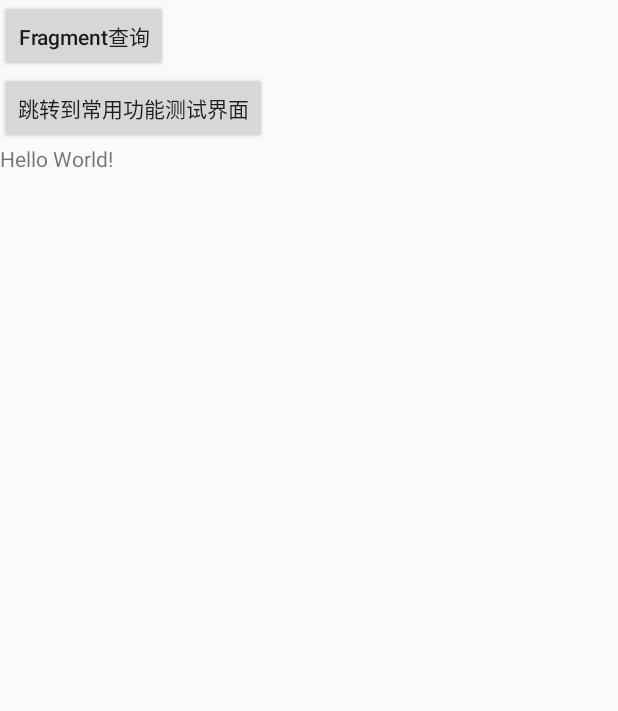
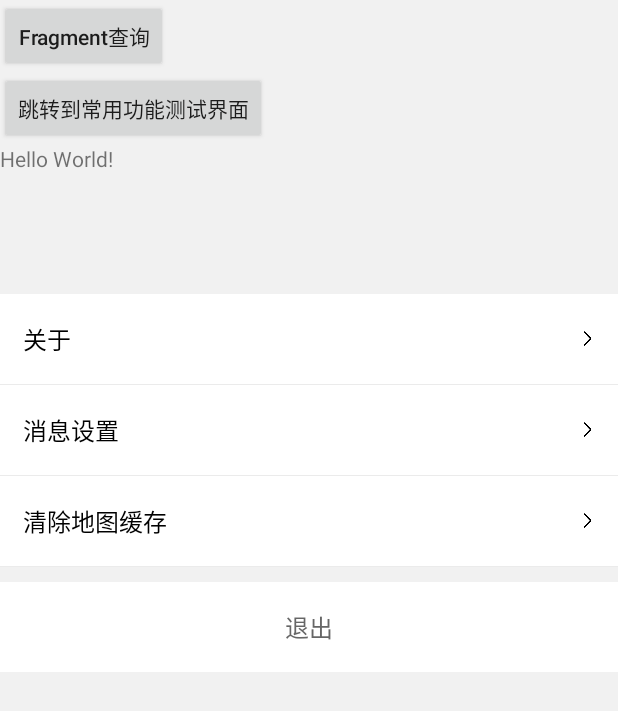
Before and after one commit to xj179/ProjectCommonFrame, an Android app: the layout test_fragment_login.xml on its own in the app's theme, with its tools: preview values and no code run, on a phone screen of 412 x 824 dp. Shown: the top 711 px of the screen. Run offline under Robolectric (Android 15) with nearby library versions, the phone set to English and light mode, and no system bars.

Commit message:
添加设置当中常用布局,设置启动页全屏

```diff
--- a/app/src/main/AndroidManifest.xml
+++ b/app/src/main/AndroidManifest.xml
@@ -41,7 +41,7 @@
         <activity
             android:name=".ui.splash.SplashActivity"
             android:screenOrientation="portrait"
-            android:theme="@style/NoTitleTranslucentTheme">
+            android:theme="@style/AppCompatFullTheme">
             <intent-filter>
                 <action android:name="android.intent.action.MAIN" />
 
--- /dev/null
+++ b/app/src/main/res/drawable/bg_application_label.xml
@@ -0,0 +1,5 @@
+<?xml version="1.0" encoding="utf-8"?>
+<shape xmlns:android="http://schemas.android.com/apk/res/android" android:shape="rectangle">
+    <solid android:color="@color/colorPrimary"/>
+    <corners android:radius="12dp"/>
+</shape>
--- a/app/src/main/res/layout/activity_splash.xml
+++ b/app/src/main/res/layout/activity_splash.xml
@@ -10,7 +10,7 @@
         android:layout_height="wrap_content"
         android:layout_alignParentBottom="true"
         android:scaleType="centerCrop"
-        android:src="@mipmap/splash_bottom2"/>
+        android:src="@mipmap/splash_bottom"/>
 
     <ImageView
         android:layout_width="match_parent"
--- a/app/src/main/res/layout/test_fragment_login.xml
+++ b/app/src/main/res/layout/test_fragment_login.xml
@@ -2,7 +2,18 @@
 <LinearLayout xmlns:android="http://schemas.android.com/apk/res/android"
     android:orientation="vertical"
     android:layout_width="match_parent"
-    android:layout_height="match_parent">
+    android:layout_height="match_parent"
+    android:background="@color/activityBg">
+
+    <android.support.v4.widget.NestedScrollView
+        android:layout_width="match_parent"
+        android:layout_height="match_parent"
+        android:fillViewport="true">
+
+        <LinearLayout
+            android:layout_width="match_parent"
+            android:layout_height="wrap_content"
+            android:orientation="vertical" >
 
             <Button
                 android:text="Fragment查询"
@@ -22,4 +33,79 @@
                 android:layout_height="100dp"
                 android:text="Hello World!"/>
 
+            <!--设置相关开始-->
+            <!--关于-->
+            <RelativeLayout
+                android:id="@+id/profile_about_rl"
+                android:layout_width="match_parent"
+                android:layout_height="60dp"
+                android:background="@color/white"
+                android:clickable="true">
+
+                <TextView
+                    android:layout_width="wrap_content"
+                    android:layout_height="wrap_content"
+                    android:layout_centerVertical="true"
+                    android:layout_marginLeft="15dp"
+                    android:text="关于"
+                    android:textColor="@color/black"
+                    android:textSize="16sp" />
+
+                <TextView
+                    android:id="@+id/profile_version_text"
+                    android:layout_width="wrap_content"
+                    android:layout_height="24dp"
+                    android:layout_alignParentRight="true"
+                    android:layout_centerVertical="true"
+                    android:layout_marginRight="35dp"
+                    android:background="@drawable/bg_application_label"
+                    android:gravity="center"
+                    android:paddingLeft="10dp"
+                    android:paddingRight="10dp"
+                    android:textColor="@color/white"
+                    android:visibility="invisible" />
+
+                <ImageView
+                    android:layout_width="wrap_content"
+                    android:layout_height="wrap_content"
+                    android:layout_alignParentRight="true"
+                    android:layout_centerVertical="true"
+                    android:layout_marginRight="15dp"
+                    android:src="@mipmap/list_arraw_right" />
+
+            </RelativeLayout>
+
+            <View style="@style/devideview_2" />
+            <!--通知设置-->
+            <TextView
+                android:id="@+id/profile_set"
+                style="@style/profile_itext_tem"
+                android:text="消息设置" />
+            <View style="@style/devideview_2" />
+            <!--清除地图缓存-->
+            <TextView
+                android:id="@+id/clear_map_tv"
+                style="@style/profile_itext_tem"
+                android:text="清除地图缓存"
+                android:visibility="visible" />
+            <View style="@style/devideview_2" />
+            <View
+                android:layout_width="match_parent"
+                android:layout_height="10dp"
+                android:background="@color/activityBg" />
+            <TextView
+                android:id="@+id/profile_quit"
+                android:layout_width="match_parent"
+                android:layout_height="60dp"
+                android:background="@color/white"
+                android:clickable="true"
+                android:gravity="center"
+                android:text="退出"
+                android:textColor="@color/gray"
+                android:textSize="16sp" />
+            <!--设置相关结束-->
+
         </LinearLayout>
+    </android.support.v4.widget.NestedScrollView>
+
+</LinearLayout>
--- a/app/src/main/res/values/colors.xml
+++ b/app/src/main/res/values/colors.xml
@@ -13,6 +13,7 @@
 
     <!--分隔线颜色-->
     <color name="dividerColor">#c1c1c1</color>
+    <color name="underline">#ebebeb</color>
 
     <color name="red">#D81E06</color>
     <color name="orange">#f4511e</color>
--- a/app/src/main/res/values/styles.xml
+++ b/app/src/main/res/values/styles.xml
@@ -35,6 +35,37 @@
     <style name="AppCompatFullTheme" parent="Theme.AppCompat.NoActionBar">
         <item name="android:windowFullscreen">true</item>
         <item name="android:windowNoTitle">true</item>
+        <item name="android:windowBackground">@android:color/transparent</item>
         <item name="windowActionBar">false</item>
     </style>
+
+    <!--分隔线-->
+    <style name="devideview">
+        <item name="android:layout_width">match_parent</item>
+        <item name="android:layout_height">1px</item>
+        <item name="android:background">@color/dividerColor</item>
+    </style>
+
+    <!--分隔线-->
+    <style name="devideview_2">
+        <item name="android:layout_width">match_parent</item>
+        <item name="android:layout_height">1px</item>
+        <item name="android:background">@color/underline</item>
+    </style>
+
+    <style name="profile_itext_tem">
+        <item name="android:layout_width">match_parent</item>
+        <item name="android:layout_height">60dp</item>
+        <item name="android:gravity">center_vertical</item>
+        <item name="android:textColor">@color/black</item>
+        <item name="android:textSize">16sp</item>
+        <item name="android:paddingLeft">15dp</item>
+        <item name="android:drawableRight">@mipmap/list_arraw_right</item>
+        <item name="android:paddingRight">15dp</item>
+        <item name="android:background">@color/white</item>
+        <item name="android:maxWidth">180dp</item>
+        <item name="android:maxLines">1</item>
+        <item name="android:ellipsize">end</item>
+        <item name="android:clickable">true</item>
+    </style>
 </resources>
```
Also changed, not shown: app/src/main/java/com/common/projectcommonframe/ui/login/LoginActivity.java (+5 -3 lines), app/src/main/java/com/common/projectcommonframe/utils/ApkTool.java (added, +114 -0 lines). Lines whose indentation alone changed are shown as unchanged.
